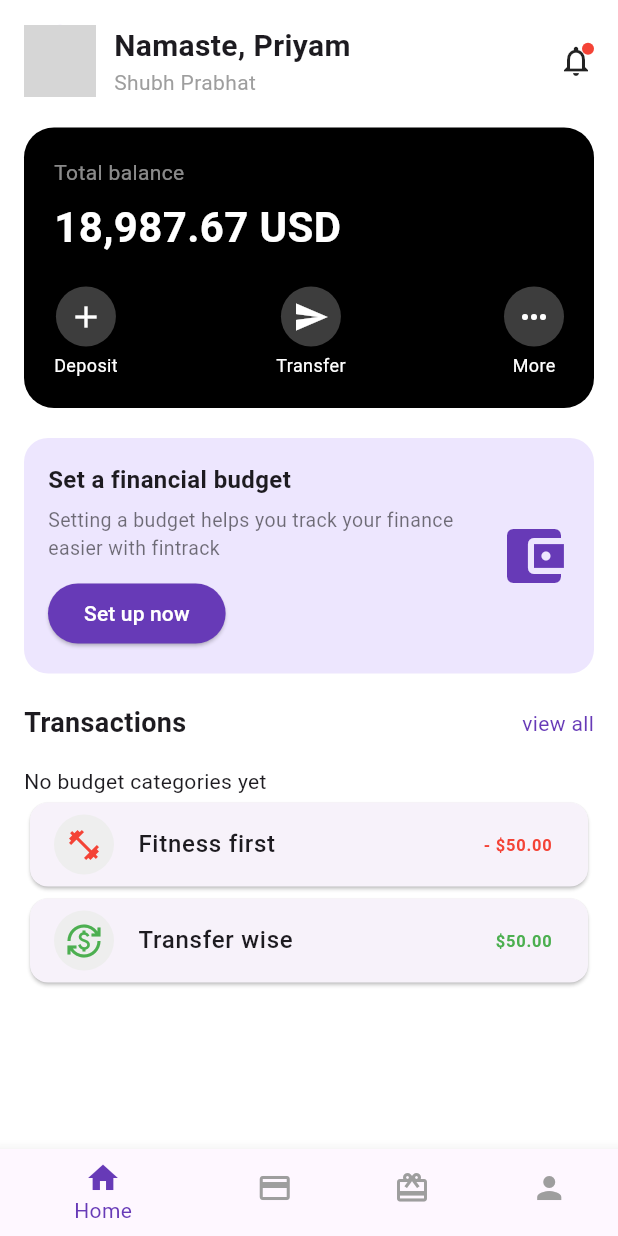
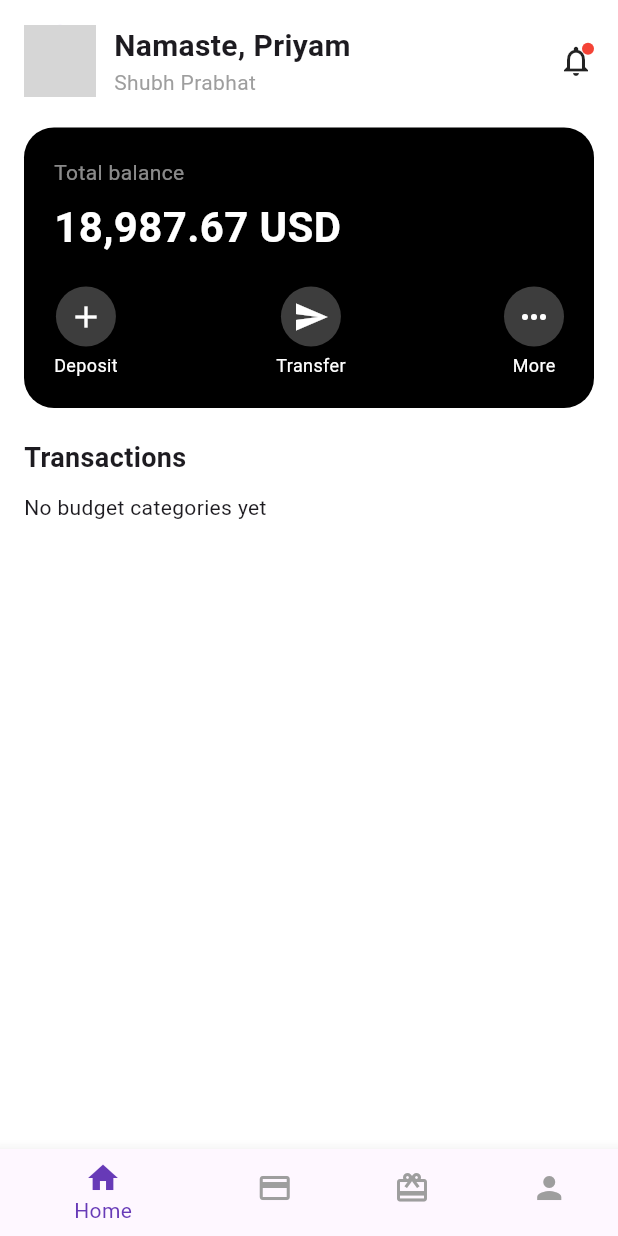
Before and after one commit to priyamtripathiii03/fintrackapp, a Flutter app: the screen it shows after launch, on a phone screen of 412 x 824 dp. Run offline on Flutter 3.47's test engine with Material 3 defaults, Android fonts, the light colour scheme and no system bars; our stand-ins replace percent_indicator, pie_chart; network calls fail; grey boxes are pictures that could not be loaded.

Commit message:
17-07-2025

```diff
--- a/lib/budget_screen.dart
+++ b/lib/budget_screen.dart
@@ -1,6 +1,6 @@
-import 'package:fintrackapp/views/budget_successfull_screen.dart';
 import 'package:fintrackapp/views/category_screen.dart';
 import 'package:flutter/material.dart';
+
 
 class BudgetCategory {
   final String name;
@@ -164,22 +164,17 @@ class _CreateBudgetScreenState extends State<CreateBudgetScreen> {
               const SizedBox(height: 16),
               SizedBox(
                 width: double.infinity,
-                child: GestureDetector(
-                  onTap: () {
-              MaterialPageRoute(
-              builder: (context) => const BudgetScreen(),
-              );
-              },
                 child: ElevatedButton(
                   style: ElevatedButton.styleFrom(
                     padding: const EdgeInsets.symmetric(vertical: 16),
                     backgroundColor: Colors.deepPurple,
                     shape: RoundedRectangleBorder(borderRadius: BorderRadius.circular(30)),
                   ),
-                    onPressed: () {  },
+                  onPressed: () {
+                    Navigator.pop(context, categories); // Return to Dashboard
+                  },
                   child: const Text("Get Started",
                       style: TextStyle(fontSize: 16, color: Colors.white)),
-                  ),
                 ),
               ),
             ],
--- a/lib/main.dart
+++ b/lib/main.dart
@@ -4,7 +4,7 @@ import 'package:fintrackapp/views/budget_adjusted_successfully_screen.dart';
 import 'package:fintrackapp/views/budget_over_view_screen.dart';
 import 'package:fintrackapp/views/budget_successfull_screen.dart';
 import 'package:fintrackapp/views/category_detail_screen.dart';
-import 'package:fintrackapp/views/category_screen.dart' hide CreateCategoryScreen;
+import 'package:fintrackapp/views/category_screen.dart';
 import 'package:fintrackapp/views/home_page.dart';
 import 'package:fintrackapp/views/spending_insight_screen.dart';
 import 'package:flutter/material.dart';
--- a/lib/views/category_screen.dart
+++ b/lib/views/category_screen.dart
@@ -1,6 +1,5 @@
 import 'package:flutter/material.dart';
 import '../budget_screen.dart';
-
 
 class CreateCategoryScreen extends StatefulWidget {
   const CreateCategoryScreen({super.key});
--- a/lib/views/home_page.dart
+++ b/lib/views/home_page.dart
@@ -1,7 +1,6 @@
 import 'package:flutter/material.dart';
 import '../budget_screen.dart';
 import 'category_screen.dart' hide BudgetCategory;
-
 
 class DashboardScreen extends StatefulWidget {
   final List<BudgetCategory> initialCategories;
@@ -19,7 +18,6 @@ class _DashboardScreenState extends State<DashboardScreen> {
   @override
   void initState() {
     super.initState();
-    // Copy initial categories so we can modify locally
     categories = List.from(widget.initialCategories);
   }
 
@@ -50,7 +48,6 @@ class _DashboardScreenState extends State<DashboardScreen> {
             child: Column(
               crossAxisAlignment: CrossAxisAlignment.start,
               children: [
-                // Header Row
                 Row(
                   children: [
                     const CircleAvatar(
@@ -61,10 +58,8 @@ class _DashboardScreenState extends State<DashboardScreen> {
                     Column(
                       crossAxisAlignment: CrossAxisAlignment.start,
                       children: const [
-                        Text('Namaste, Priyam',
-                            style: TextStyle(fontSize: 20, fontWeight: FontWeight.bold)),
-                        Text('Shubh Prabhat',
-                            style: TextStyle(color: Colors.grey)),
+                        Text('Namaste, Priyam', style: TextStyle(fontSize: 20, fontWeight: FontWeight.bold)),
+                        Text('Shubh Prabhat', style: TextStyle(color: Colors.grey)),
                       ],
                     ),
                     const Spacer(),
@@ -81,8 +76,6 @@ class _DashboardScreenState extends State<DashboardScreen> {
                   ],
                 ),
                 const SizedBox(height: 20),
-
-                // Balance Card
                 Container(
                   padding: const EdgeInsets.all(20),
                   decoration: BoxDecoration(
@@ -92,11 +85,9 @@ class _DashboardScreenState extends State<DashboardScreen> {
                   child: Column(
                     crossAxisAlignment: CrossAxisAlignment.start,
                     children: [
-                      const Text("Total balance",
-                          style: TextStyle(color: Colors.white54, fontSize: 14)),
+                      const Text("Total balance", style: TextStyle(color: Colors.white54, fontSize: 14)),
                       const SizedBox(height: 6),
-                      const Text("18,987.67 USD",
-                          style: TextStyle(color: Colors.white, fontSize: 28, fontWeight: FontWeight.bold)),
+                      const Text("18,987.67 USD", style: TextStyle(color: Colors.white, fontSize: 28, fontWeight: FontWeight.bold)),
                       const SizedBox(height: 20),
                       Row(
                         mainAxisAlignment: MainAxisAlignment.spaceBetween,
@@ -107,11 +98,9 @@ class _DashboardScreenState extends State<DashboardScreen> {
                             onTap: () async {
                               final result = await Navigator.push<List<BudgetCategory>>(
                                 context,
-                                MaterialPageRoute(
-                                  builder: (context) => const CreateBudgetScreen(),
-                                ),
+                                MaterialPageRoute(builder: (context) => const CreateBudgetScreen()),
                               );
-                              if (result != null && result.isNotEmpty) {
+                              if (result != null) {
                                 setState(() {
                                   categories = result;
                                 });
@@ -125,84 +114,18 @@ class _DashboardScreenState extends State<DashboardScreen> {
                   ),
                 ),
                 const SizedBox(height: 20),
-
-                // Budget Card
-                Container(
-                  padding: const EdgeInsets.all(16),
-                  decoration: BoxDecoration(
-                    color: const Color(0xFFEDE6FE),
-                    borderRadius: BorderRadius.circular(16),
-                  ),
-                  child: Row(
-                    children: [
-                      Expanded(
-                        child: Column(
-                          crossAxisAlignment: CrossAxisAlignment.start,
-                          children: [
-                            const Text("Set a financial budget",
-                                style: TextStyle(fontWeight: FontWeight.bold, fontSize: 16)),
-                            const SizedBox(height: 6),
-                            const Text(
-                              "Setting a budget helps you track your finance easier with fintrack",
-                              style: TextStyle(fontSize: 13, color: Colors.black54),
-                            ),
+                const Text("Transactions", style: TextStyle(fontWeight: FontWeight.bold, fontSize: 18)),
                 const SizedBox(height: 10),
-                            ElevatedButton(
-                              style: ElevatedButton.styleFrom(backgroundColor: Colors.deepPurple),
-                              onPressed: () async {
-                                final result = await Navigator.push<List<BudgetCategory>>(
-                                  context,
-                                  MaterialPageRoute(
-                                    builder: (context) => const CreateBudgetScreen(),
-                                  ),
-                                );
-                                if (result != null && result.isNotEmpty) {
-                                  setState(() {
-                                    categories = result;
-                                  });
-                                }
-                              },
-                              child: const Text("Set up now", style: TextStyle(color: Colors.white)),
-                            )
-                          ],
-                        ),
-                      ),
-                      const SizedBox(width: 10),
-                      const Icon(Icons.account_balance_wallet, size: 48, color: Colors.deepPurple)
-                    ],
-                  ),
-                ),
-                const SizedBox(height: 20),
-
-                // Transactions Header
-                Row(
-                  mainAxisAlignment: MainAxisAlignment.spaceBetween,
-                  children: const [
-                    Text("Transactions", style: TextStyle(fontWeight: FontWeight.bold, fontSize: 18)),
-                    Text("view all", style: TextStyle(color: Colors.deepPurple)),
-                  ],
-                ),
-                const SizedBox(height: 16),
-
-                // Dynamic Transactions
-                if (categories.isEmpty) ...[
-                  const Text('No budget categories yet'),
-                ] else ...[
-                  for (var cat in categories)
-                    TransactionItem(
+                if (categories.isEmpty)
+                  const Text('No budget categories yet')
+                else
+                  ...categories.map((cat) => TransactionItem(
                     title: cat.name,
                     icon: cat.icon,
                     amount: cat.amount,
                     isCredit: true,
                     iconColor: cat.color,
-                    ),
-                ],
-
-                // Sample static transactions
-                const TransactionItem(
-                    title: "Fitness first", icon: Icons.fitness_center, amount: "- \$50.00", isCredit: false),
-                const TransactionItem(
-                    title: "Transfer wise", icon: Icons.currency_exchange, amount: "\$50.00", isCredit: true),
+                  )),
               ],
             ),
           ),
@@ -261,9 +184,7 @@ class TransactionItem extends StatelessWidget {
         title: Text(title, style: const TextStyle(fontWeight: FontWeight.w500)),
         trailing: Text(
           amount,
-          style: TextStyle(
-              fontWeight: FontWeight.bold,
-              color: isCredit ? Colors.green : Colors.red),
+          style: TextStyle(fontWeight: FontWeight.bold, color: isCredit ? Colors.green : Colors.red),
         ),
       ),
     );
```
Lines whose indentation alone changed are shown as unchanged.
